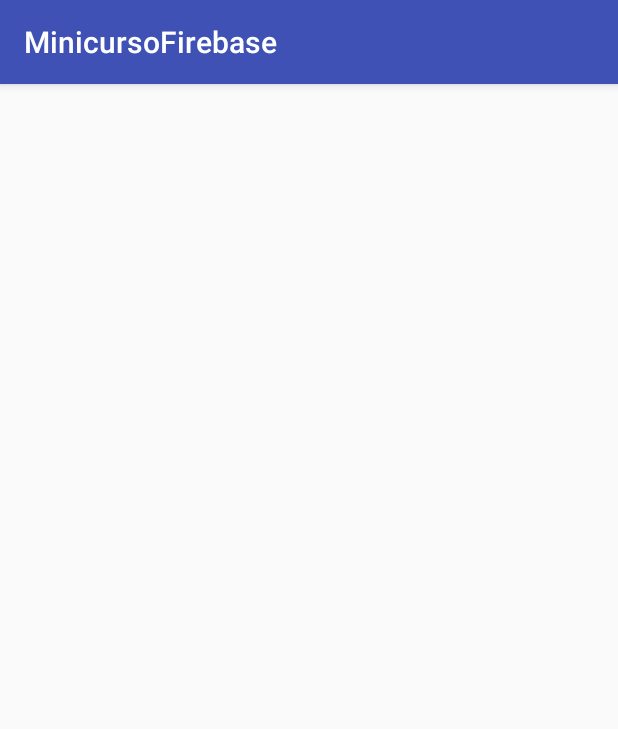
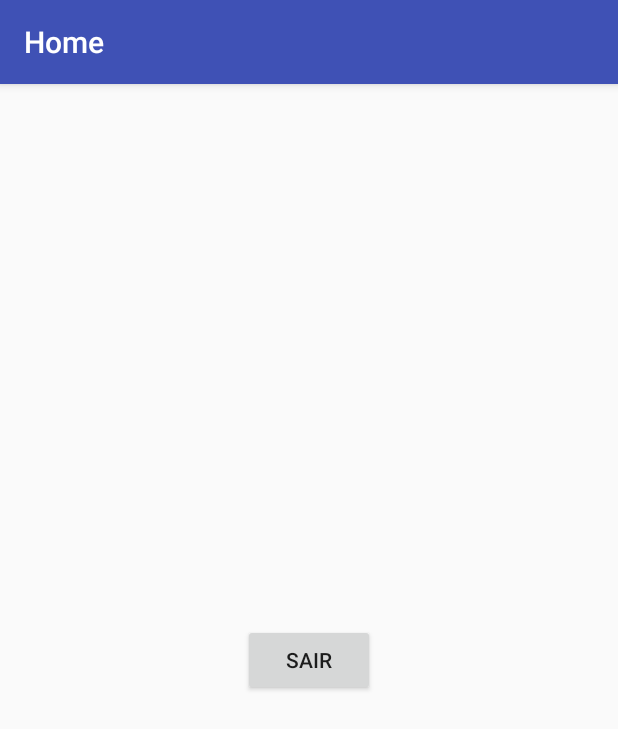
Before and after one commit to guilhermemcardoso/minicursofirebase, an Android app: the HomeActivity screen opened directly, with no data from a screen before it, on a phone screen of 412 x 824 dp. Shown: the top 729 px of the screen. Run offline under Robolectric (Android 15) with nearby library versions, the phone set to English and light mode, and no system bars; our stand-ins replace Firebase (no records; nobody signed in at launch, a user with empty details on screens opened directly).

```diff
--- a/app/src/main/java/cardoso/guilherme/minicursofirebase/HomeActivity.java
+++ b/app/src/main/java/cardoso/guilherme/minicursofirebase/HomeActivity.java
@@ -3,6 +3,8 @@ package cardoso.guilherme.minicursofirebase;
 import android.support.v7.app.AppCompatActivity;
 import android.os.Bundle;
 import android.util.Log;
+import android.view.View;
+import android.widget.Button;
 
 import com.google.firebase.auth.FirebaseAuth;
 import com.google.firebase.auth.FirebaseUser;
@@ -11,12 +13,33 @@ public class HomeActivity extends AppCompatActivity {
 
     private static String TAG = "HomeActivity";
 
+    private FirebaseAuth mAuth;
+
+    private Button btnLogout;
+
     @Override
     protected void onCreate(Bundle savedInstanceState) {
         super.onCreate(savedInstanceState);
         setContentView(R.layout.activity_home);
+        setTitle("Home");
 
+        mAuth = FirebaseAuth.getInstance();
 
+        btnLogout = findViewById(R.id.btnLogout);
+        btnLogout.setOnClickListener(new View.OnClickListener() {
+            @Override
+            public void onClick(View view) {
+                FirebaseUser user = mAuth.getCurrentUser();
+                if (user != null) {
+                    // User is signed in
+                    mAuth.signOut();
+                    finish();
+                } else {
+                    // User is signed out
+
+                }
+            }
+        });
     }
 
     @Override
--- a/app/src/main/java/cardoso/guilherme/minicursofirebase/MainActivity.java
+++ b/app/src/main/java/cardoso/guilherme/minicursofirebase/MainActivity.java
@@ -19,8 +19,10 @@ public class MainActivity extends AppCompatActivity {
         super.onCreate(savedInstanceState);
         setContentView(R.layout.activity_main);
 
-        btnCreateAccount = findViewById(R.id.btnCreateAccount);
-        btnLogin = findViewById(R.id.btnLogin);
+        setTitle("Tela Inicial");
+
+        btnCreateAccount = findViewById(R.id.createAccount);
+        btnLogin = findViewById(R.id.login);
 
         btnLogin.setOnClickListener(new View.OnClickListener() {
             @Override
--- a/app/src/main/java/cardoso/guilherme/minicursofirebase/auth/LoginActivity.java
+++ b/app/src/main/java/cardoso/guilherme/minicursofirebase/auth/LoginActivity.java
@@ -33,6 +33,8 @@ public class LoginActivity extends AppCompatActivity {
     protected void onCreate(Bundle savedInstanceState) {
         super.onCreate(savedInstanceState);
         setContentView(R.layout.activity_login);
+
+        setTitle("Login");
 
         mAuth = FirebaseAuth.getInstance();
 
--- a/app/src/main/res/layout/activity_home.xml
+++ b/app/src/main/res/layout/activity_home.xml
@@ -6,4 +6,14 @@
     android:layout_height="match_parent"
     tools:context="cardoso.guilherme.minicursofirebase.HomeActivity">
 
+    <Button
+        android:id="@+id/btnLogout"
+        android:text="Sair"
+        app:layout_constraintTop_toTopOf="parent"
+        app:layout_constraintBottom_toBottomOf="parent"
+        app:layout_constraintLeft_toLeftOf="parent"
+        app:layout_constraintRight_toRightOf="parent"
+        android:layout_width="wrap_content"
+        android:layout_height="wrap_content" />
+
 </android.support.constraint.ConstraintLayout>
```
Also changed, not shown: app/src/main/java/cardoso/guilherme/minicursofirebase/auth/CreateAccountActivity.java (+12 -0 lines).
